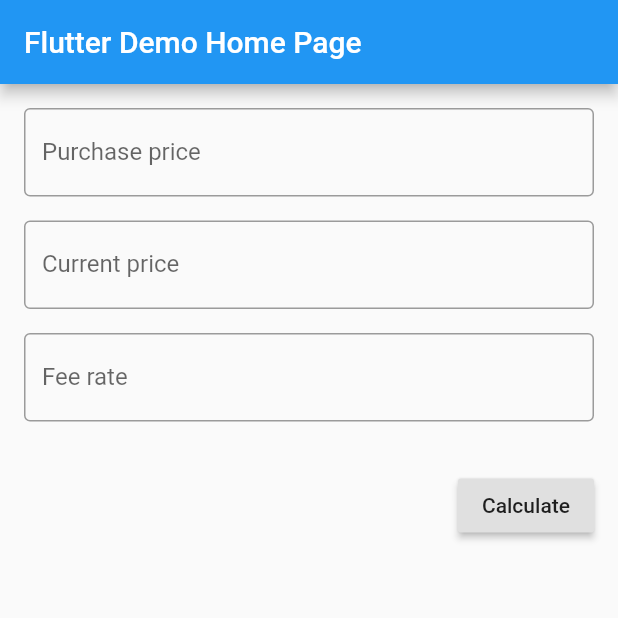
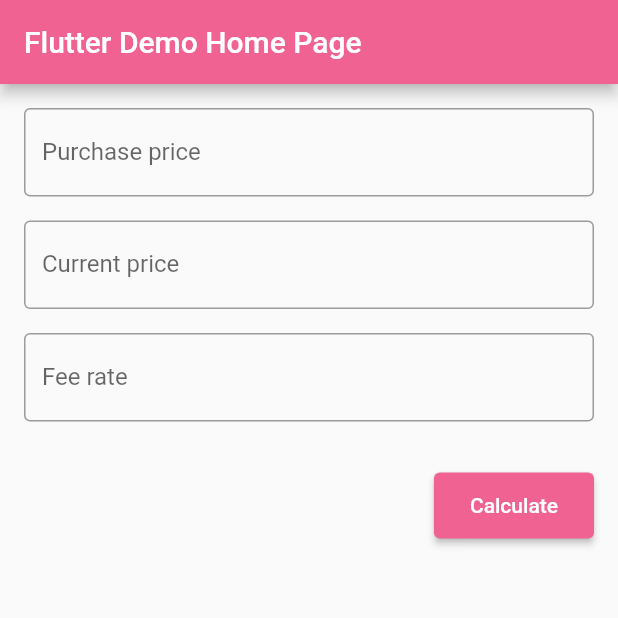
Before and after one commit to CORDEA/crossroads, a Flutter app: the screen it shows after launch, on a phone screen of 412 x 824 dp, the top half of it. Run offline on Flutter 3.47's test engine with Material 2 defaults, Android fonts, the phone set to English and light mode, and no system bars.

```diff
--- a/lib/app.dart
+++ b/lib/app.dart
@@ -7,7 +7,17 @@ class App extends StatelessWidget {
     return MaterialApp(
       title: 'Flutter Demo',
       theme: ThemeData(
-        primarySwatch: Colors.blue,
+        primaryColor: Colors.pink[300],
+        accentColor: Colors.amber[300],
+        textSelectionTheme: TextSelectionThemeData(
+          cursorColor: Colors.pink[300],
+        ),
+        buttonTheme: ButtonThemeData(
+          buttonColor: Colors.pink[300],
+          textTheme: ButtonTextTheme.primary,
+          minWidth: 64,
+          height: 44,
+        ),
       ),
       home: Calculator(title: 'Flutter Demo Home Page'),
     );
```
